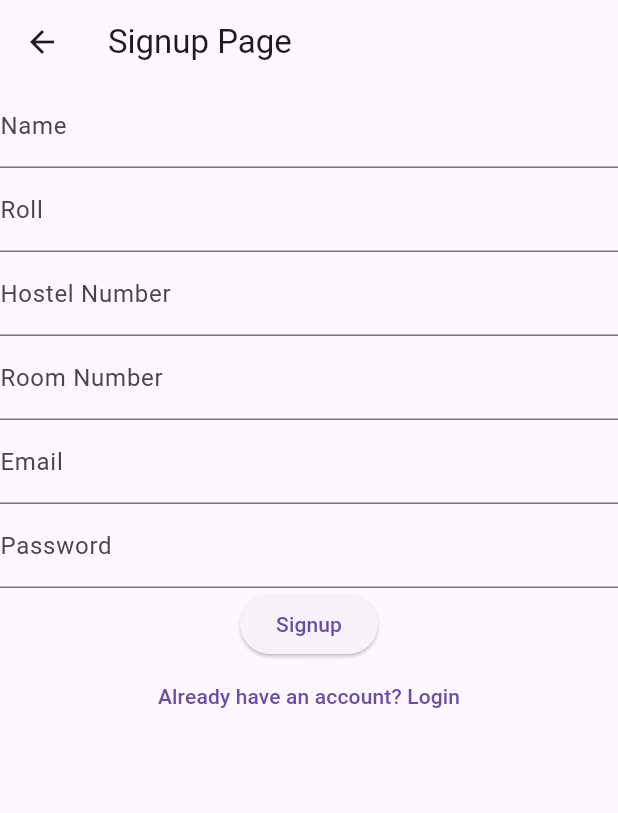
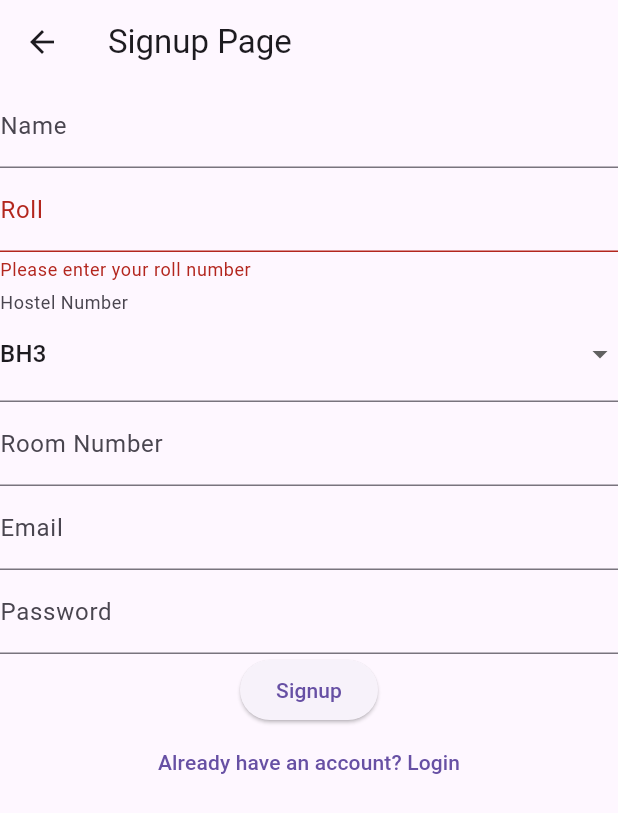
Before and after one commit to Kuwar-Vishnudatt/Hostel_help, a Flutter app: the UserSignupPage screen opened by its route, after a tap on "Signup", on a phone screen of 412 x 824 dp. Shown: the top 813 px of the screen. Run offline on Flutter 3.47's test engine with Material 3 defaults, Android fonts, the phone set to English and light mode, and no system bars; our stand-ins replace cloud_firestore, firebase_auth, firebase_core; accounts and stored records are empty; network calls fail.

Commit message:
Initial Commit

```diff
--- a/lib/pages/complaint/power_page.dart
+++ b/lib/pages/complaint/power_page.dart
@@ -118,6 +118,7 @@ class _PowerComplaintPageState extends State<PowerComplaintPage> {
                             'phoneNumber': phoneNumber,
                             'complaint': complaint,
                             'seen': false,
+                            'addressed': false,
                             'date': DateTime.now().toIso8601String(),
                           });
                           print('Complaint submitted successfully.');
--- a/lib/pages/user/user_signup_page.dart
+++ b/lib/pages/user/user_signup_page.dart
@@ -17,7 +17,7 @@ class _UserSignupPageState extends State<UserSignupPage> {
   final _firestore = FirebaseFirestore.instance;
   late String name;
   late String roll;
-  late String hostelNumber;
+  String hostelNumber = 'BH3';
   late String roomNumber;
   late String email;
   late String password;
@@ -54,7 +54,8 @@ class _UserSignupPageState extends State<UserSignupPage> {
           ),
           title: const Text('Signup Page'),
         ),
-      body: Form(
+        body: SingleChildScrollView(
+          child: Form(
             key: _formKey,
             child: Column(
               children: <Widget>[
@@ -64,11 +65,41 @@ class _UserSignupPageState extends State<UserSignupPage> {
                 ),
                 TextFormField(
                   decoration: const InputDecoration(labelText: 'Roll'),
+                  validator: (value) {
+                    if (value == null || value.isEmpty) {
+                      return 'Please enter your roll number';
+                    }
+                    // Regex pattern for roll number
+                    String pattern = r'^(btech|bba|mtech|mba|bca)/\d{5}/\d{2}$';
+                    RegExp regex = RegExp(pattern);
+                    if (!regex.hasMatch(value)) {
+                      return 'Invalid roll number format';
+                    }
+                    return null;
+                  },
                   onSaved: (value) => roll = value!,
                 ),
-            TextFormField(
-              decoration: const InputDecoration(labelText: 'Hostel Number'),
-              onSaved: (value) => hostelNumber = value!,
+                InputDecorator(
+                  decoration: const InputDecoration(
+                    labelText: 'Hostel Number',
+                  ),
+                  child: DropdownButtonHideUnderline(
+                    child: DropdownButton<String>(
+                      value: hostelNumber,
+                      onChanged: (String? newValue) {
+                        setState(() {
+                          hostelNumber = newValue!;
+                        });
+                      },
+                      items: <String>['BH1', 'BH2', 'BH3', 'GH']
+                          .map<DropdownMenuItem<String>>((String value) {
+                        return DropdownMenuItem<String>(
+                          value: value,
+                          child: Text(value),
+                        );
+                      }).toList(),
+                    ),
+                  ),
                 ),
                 TextFormField(
                   decoration: const InputDecoration(labelText: 'Room Number'),
@@ -95,6 +126,6 @@ class _UserSignupPageState extends State<UserSignupPage> {
               ],
             ),
           ),
-    );
+        ));
   }
 }
```
Also changed, not shown: lib/pages/faculty/faculty_signup_page.dart (+24 -4 lines). Lines whose indentation alone changed are shown as unchanged.
